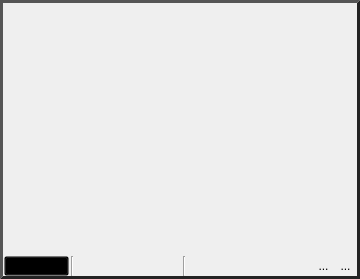
Before: the Qt Designer form src/Interface/AppInterface/ViewerWidget.ui in SCIInstitute/Seg3D, drawn with Qt 5.
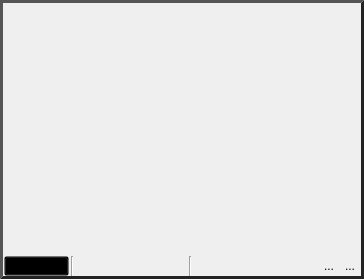
After: the same form once the commit is applied. Icons and pictures are not drawn.

Commit message: Added show project folder to AppMenu, fixed a bug in the DataManager that would delete incorrect files, fixed Delete and Load actions to take strings rather than indexes, fixed datablockmanager and datavolume to not resave files that already exist.  Added the ability to save a session with a name.  Changed the ProjectDockWidget to display the sessions in a table rather than a list and show sessions from today with a time and sessions on previous days, or even ones made by time travelers in the future, with the date.  Fixed a small size bug in the ViewerWidget.ui as well.

Diff of the .ui file:
```diff
--- a/src/Interface/AppInterface/ViewerWidget.ui
+++ b/src/Interface/AppInterface/ViewerWidget.ui
@@ -6,7 +6,7 @@
    <rect>
     <x>0</x>
     <y>0</y>
-    <width>360</width>
+    <width>364</width>
     <height>279</height>
    </rect>
   </property>
@@ -137,6 +137,12 @@
       </item>
       <item>
        <widget class="QWidget" name="toolbar_" native="true">
+        <property name="minimumSize">
+         <size>
+          <width>0</width>
+          <height>20</height>
+         </size>
+        </property>
         <layout class="QVBoxLayout" name="toolbar_layout_">
          <property name="spacing">
           <number>0</number>
@@ -635,6 +641,18 @@
                 <verstretch>0</verstretch>
                </sizepolicy>
               </property>
+              <property name="minimumSize">
+               <size>
+                <width>0</width>
+                <height>20</height>
+               </size>
+              </property>
+              <property name="maximumSize">
+               <size>
+                <width>16777215</width>
+                <height>20</height>
+               </size>
+              </property>
               <layout class="QHBoxLayout" name="common_tools_layout_">
                <property name="spacing">
                 <number>1</number>
@@ -796,6 +814,18 @@
             </item>
             <item>
              <widget class="QWidget" name="less_common_tools_" native="true">
+              <property name="minimumSize">
+               <size>
+                <width>0</width>
+                <height>20</height>
+               </size>
+              </property>
+              <property name="maximumSize">
+               <size>
+                <width>16777215</width>
+                <height>20</height>
+               </size>
+              </property>
               <layout class="QHBoxLayout" name="less_common_tools_layout_">
                <property name="spacing">
                 <number>1</number>
@@ -983,6 +1013,18 @@
                </item>
                <item>
                 <widget class="QToolButton" name="overlay_visible_button_">
+                 <property name="minimumSize">
+                  <size>
+                   <width>20</width>
+                   <height>20</height>
+                  </size>
+                 </property>
+                 <property name="maximumSize">
+                  <size>
+                   <width>20</width>
+                   <height>20</height>
+                  </size>
+                 </property>
                  <property name="toolTip">
                   <string>Show overlay.</string>
                  </property>
@@ -1001,6 +1043,18 @@
                </item>
                <item>
                 <widget class="QToolButton" name="picking_lines_visible_button_">
+                 <property name="minimumSize">
+                  <size>
+                   <width>20</width>
+                   <height>20</height>
+                  </size>
+                 </property>
+                 <property name="maximumSize">
+                  <size>
+                   <width>20</width>
+                   <height>20</height>
+                  </size>
+                 </property>
                  <property name="toolTip">
                   <string>Show picking lines.</string>
                  </property>
```
The commit also changes 25 other files.
